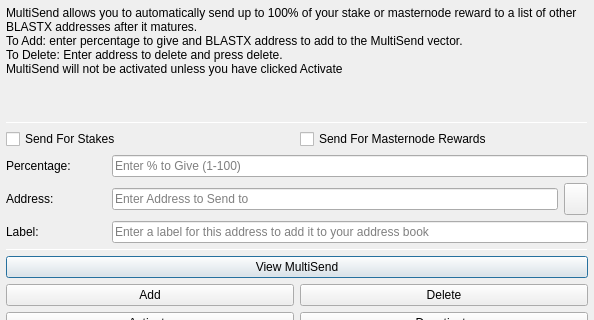
The window that src/qt/forms/multisenddialog.ui (BlastX-Core/BlastX) describes before a commit, drawn with Qt 5; both pictures show x 0 to 594 and y 0 to 320 of the 594 by 526 pixel window.
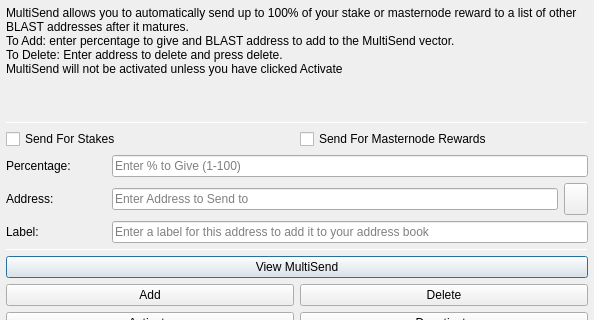
The same window after the commit. Icons and pictures are not drawn.

Commit message: Block Rewards Updated

The edit to the form file:
```diff
--- a/src/qt/forms/multisenddialog.ui
+++ b/src/qt/forms/multisenddialog.ui
@@ -37,8 +37,8 @@
         <number>1</number>
        </property>
        <property name="text">
-        <string>MultiSend allows you to automatically send up to 100% of your stake or masternode reward to a list of other BLASTX addresses after it matures.
-To Add: enter percentage to give and BLASTX address to add to the MultiSend vector.
+        <string>MultiSend allows you to automatically send up to 100% of your stake or masternode reward to a list of other BLAST addresses after it matures.
+To Add: enter percentage to give and BLAST address to add to the MultiSend vector.
 To Delete: Enter address to delete and press delete.
 MultiSend will not be activated unless you have clicked Activate</string>
        </property>
```
The commit also changes 237 other files.
